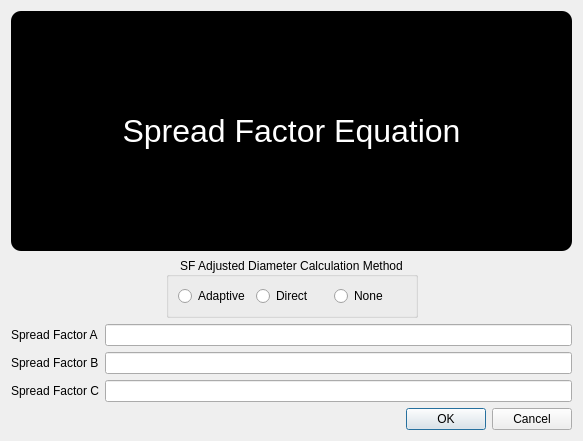
Qt form accupatt/windows/ui/editSpreadFactors.ui (gill14/AccuPatt) before a commit.
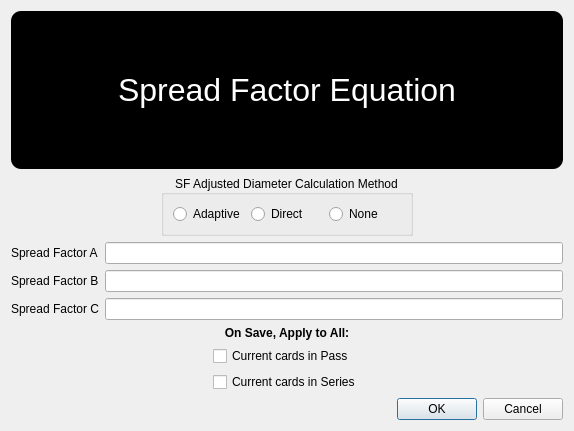
The same form after that commit.

Commit message: Update view of card stats, fix save/load of sf's

Patch:
```diff
--- a/accupatt/windows/ui/editSpreadFactors.ui
+++ b/accupatt/windows/ui/editSpreadFactors.ui
@@ -6,14 +6,14 @@
    <rect>
     <x>0</x>
     <y>0</y>
-    <width>583</width>
-    <height>441</height>
+    <width>574</width>
+    <height>431</height>
    </rect>
   </property>
   <property name="windowTitle">
    <string>Dialog</string>
   </property>
-  <layout class="QVBoxLayout" name="verticalLayout">
+  <layout class="QVBoxLayout" name="verticalLayout_2">
    <item>
     <widget class="QLabel" name="labelEquation">
      <property name="sizePolicy">
@@ -159,6 +159,82 @@
      </item>
     </layout>
    </item>
+   <item>
+    <layout class="QHBoxLayout" name="horizontalLayout_3">
+     <item>
+      <spacer name="horizontalSpacer_4">
+       <property name="orientation">
+        <enum>Qt::Horizontal</enum>
+       </property>
+       <property name="sizeHint" stdset="0">
+        <size>
+         <width>40</width>
+         <height>20</height>
+        </size>
+       </property>
+      </spacer>
+     </item>
+     <item>
+      <layout class="QVBoxLayout" name="verticalLayout">
+       <item>
+        <widget class="QLabel" name="label">
+         <property name="font">
+          <font>
+           <weight>75</weight>
+           <bold>true</bold>
+          </font>
+         </property>
+         <property name="text">
+          <string>On Save, Apply to All:</string>
+         </property>
+         <property name="alignment">
+          <set>Qt::AlignCenter</set>
+         </property>
+        </widget>
+       </item>
+       <item>
+        <widget class="QCheckBox" name="checkBoxApplyToAllPass">
+         <property name="sizePolicy">
+          <sizepolicy hsizetype="Minimum" vsizetype="Fixed">
+           <horstretch>0</horstretch>
+           <verstretch>0</verstretch>
+          </sizepolicy>
+         </property>
+         <property name="maximumSize">
+          <size>
+           <width>200</width>
+           <height>16777215</height>
+          </size>
+         </property>
+         <property name="text">
+          <string>Current cards in Pass</string>
+         </property>
+        </widget>
+       </item>
+       <item>
+        <widget class="QCheckBox" name="checkBoxApplyToAllSeries">
+         <property name="text">
+          <string>Current cards in Series</string>
+         </property>
+        </widget>
+       </item>
+      </layout>
+     </item>
+     <item>
+      <spacer name="horizontalSpacer_3">
+       <property name="orientation">
+        <enum>Qt::Horizontal</enum>
+       </property>
+       <property name="sizeHint" stdset="0">
+        <size>
+         <width>40</width>
+         <height>20</height>
+        </size>
+       </property>
+      </spacer>
+     </item>
+    </layout>
+   </item>
    <item>
     <widget class="QDialogButtonBox" name="buttonBox">
      <property name="orientation">
```
The commit also changes 7 other files.
